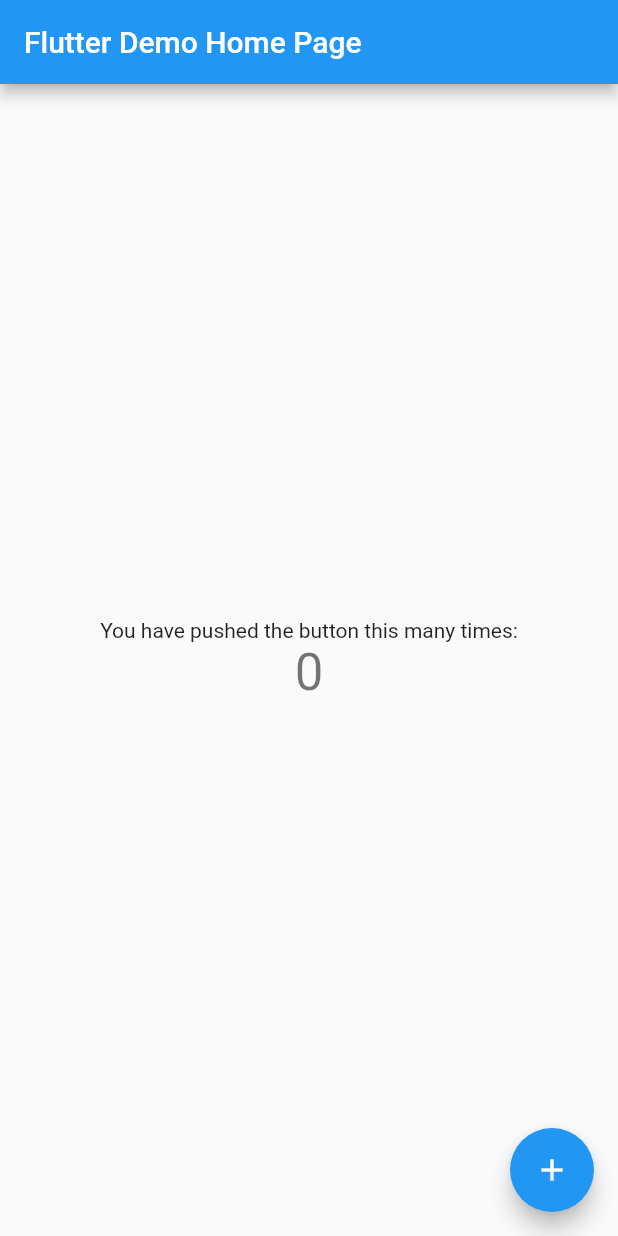
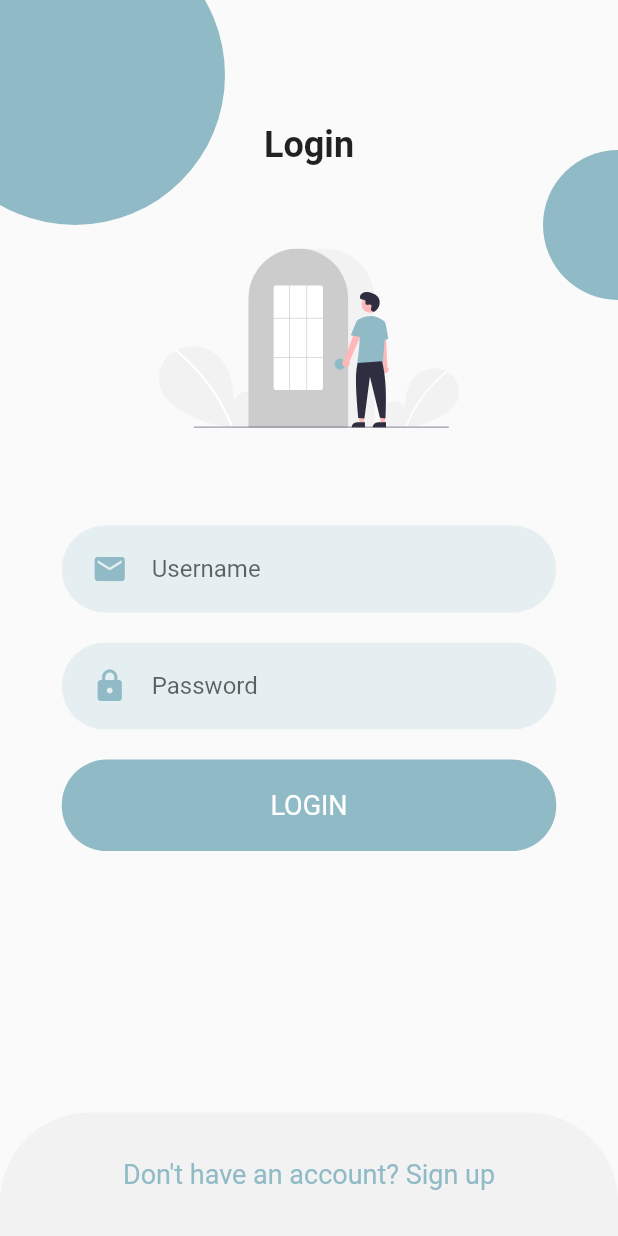
Before and after one commit to CalHacks8-0/renteasy, a Flutter app: the screen it shows after launch, on a phone screen of 412 x 824 dp. Run offline on Flutter 3.47's test engine with Material 2 defaults, Android fonts, the phone set to English and light mode, and no system bars; our stand-ins replace firebase_core, flutter_svg, google_fonts; accounts and stored records are empty.

Commit message:
login/register UI

```diff
--- /dev/null
+++ b/lib/constants.dart
@@ -0,0 +1,5 @@
+import 'package:flutter/material.dart';
+
+const kPrimaryColor = Color(0xFF90BBC6);
+const kBackgroundColor = Color(0XFFF2F2F2);
+const kSecondaryColor = Color(0xFFC2F1F4);
--- a/lib/main.dart
+++ b/lib/main.dart
@@ -1,115 +1,27 @@
 import 'package:flutter/material.dart';
+import 'package:firebase_core/firebase_core.dart';
+import 'package:google_fonts/google_fonts.dart';
+import 'package:renteasy/screens/login/login.dart';
 
-void main() {
-  runApp(const MyApp());
+import 'constants.dart';
+
+void main() async {
+  WidgetsFlutterBinding.ensureInitialized();
+  await Firebase.initializeApp();
+  runApp(MyApp());
 }
 
 class MyApp extends StatelessWidget {
-  const MyApp({Key? key}) : super(key: key);
-
   // This widget is the root of your application.
   @override
   Widget build(BuildContext context) {
     return MaterialApp(
-      title: 'Flutter Demo',
+      title: 'Flutter Animated Login',
+      debugShowCheckedModeBanner: false,
       theme: ThemeData(
-        // This is the theme of your application.
-        //
-        // Try running your application with "flutter run". You'll see the
-        // application has a blue toolbar. Then, without quitting the app, try
-        // changing the primarySwatch below to Colors.green and then invoke
-        // "hot reload" (press "r" in the console where you ran "flutter run",
-        // or simply save your changes to "hot reload" in a Flutter IDE).
-        // Notice that the counter didn't reset back to zero; the application
-        // is not restarted.
-        primarySwatch: Colors.blue,
-      ),
-      home: const MyHomePage(title: 'Flutter Demo Home Page'),
+          primaryColor: kPrimaryColor,
+          textTheme: GoogleFonts.robotoTextTheme(Theme.of(context).textTheme)),
+      home: Login(),
     );
   }
 }
-
-class MyHomePage extends StatefulWidget {
-  const MyHomePage({Key? key, required this.title}) : super(key: key);
-
-  // This widget is the home page of your application. It is stateful, meaning
-  // that it has a State object (defined below) that contains fields that affect
-  // how it looks.
-
-  // This class is the configuration for the state. It holds the values (in this
-  // case the title) provided by the parent (in this case the App widget) and
-  // used by the build method of the State. Fields in a Widget subclass are
-  // always marked "final".
-
-  final String title;
-
-  @override
-  State<MyHomePage> createState() => _MyHomePageState();
-}
-
-class _MyHomePageState extends State<MyHomePage> {
-  int _counter = 0;
-
-  void _incrementCounter() {
-    setState(() {
-      // This call to setState tells the Flutter framework that something has
-      // changed in this State, which causes it to rerun the build method below
-      // so that the display can reflect the updated values. If we changed
-      // _counter without calling setState(), then the build method would not be
-      // called again, and so nothing would appear to happen.
-      _counter++;
-    });
-  }
-
-  @override
-  Widget build(BuildContext context) {
-    // This method is rerun every time setState is called, for instance as done
-    // by the _incrementCounter method above.
-    //
-    // The Flutter framework has been optimized to make rerunning build methods
-    // fast, so that you can just rebuild anything that needs updating rather
-    // than having to individually change instances of widgets.
-    return Scaffold(
-      appBar: AppBar(
-        // Here we take the value from the MyHomePage object that was created by
-        // the App.build method, and use it to set our appbar title.
-        title: Text(widget.title),
-      ),
-      body: Center(
-        // Center is a layout widget. It takes a single child and positions it
-        // in the middle of the parent.
-        child: Column(
-          // Column is also a layout widget. It takes a list of children and
-          // arranges them vertically. By default, it sizes itself to fit its
-          // children horizontally, and tries to be as tall as its parent.
-          //
-          // Invoke "debug painting" (press "p" in the console, choose the
-          // "Toggle Debug Paint" action from the Flutter Inspector in Android
-          // Studio, or the "Toggle Debug Paint" command in Visual Studio Code)
-          // to see the wireframe for each widget.
-          //
-          // Column has various properties to control how it sizes itself and
-          // how it positions its children. Here we use mainAxisAlignment to
-          // center the children vertically; the main axis here is the vertical
-          // axis because Columns are vertical (the cross axis would be
-          // horizontal).
-          mainAxisAlignment: MainAxisAlignment.center,
-          children: <Widget>[
-            const Text(
-              'You have pushed the button this many times:',
-            ),
-            Text(
-              '$_counter',
-              style: Theme.of(context).textTheme.headline4,
-            ),
-          ],
-        ),
-      ),
-      floatingActionButton: FloatingActionButton(
-        onPressed: _incrementCounter,
-        tooltip: 'Increment',
-        child: const Icon(Icons.add),
-      ), // This trailing comma makes auto-formatting nicer for build methods.
-    );
-  }
-}
--- /dev/null
+++ b/lib/screens/home.dart
@@ -0,0 +1,17 @@
+import 'package:flutter/material.dart';
+
+class Home extends StatefulWidget {
+  @override
+  _HomeState createState() => _HomeState();
+}
+
+class _HomeState extends State<Home> {
+  @override
+  Widget build(BuildContext context) {
+    return Scaffold(
+      appBar: AppBar(
+        title: const Text("Welcome to home page"),
+      ),
+    );
+  }
+}
--- /dev/null
+++ b/lib/screens/login/components/cancel_btn.dart
@@ -0,0 +1,40 @@
+import 'package:flutter/material.dart';
+import 'package:renteasy/constants.dart';
+
+class CancelBtn extends StatelessWidget {
+  const CancelBtn(
+      {Key? key,
+      required this.isLogin,
+      required this.animationDuration,
+      required this.size,
+      required this.animationController,
+      required this.tapEvent})
+      : super(key: key);
+
+  final bool isLogin;
+  final Duration animationDuration;
+  final Size size;
+  final AnimationController animationController;
+  final GestureTapCallback tapEvent;
+
+  @override
+  Widget build(BuildContext context) {
+    return AnimatedOpacity(
+      opacity: isLogin ? 0.0 : 1.0,
+      duration: animationDuration,
+      child: Align(
+        alignment: Alignment.topCenter,
+        child: Container(
+          width: size.width,
+          height: size.height * 0.1,
+          alignment: Alignment.bottomCenter,
+          child: IconButton(
+            icon: const Icon(Icons.close),
+            onPressed: tapEvent,
+            color: kPrimaryColor,
+          ),
+        ),
+      ),
+    );
+  }
+}
--- /dev/null
+++ b/lib/screens/login/components/login_form.dart
@@ -0,0 +1,61 @@
+import 'package:flutter/material.dart';
+
+import 'package:flutter_svg/flutter_svg.dart';
+import 'package:renteasy/widgets/rounded_button.dart';
+import 'package:renteasy/widgets/rounded_input.dart';
+import 'package:renteasy/widgets/rounded_password_input.dart';
+
+class LoginForm extends StatelessWidget {
+  const LoginForm({
+    Key? key,
+    required this.isLogin,
+    required this.animationDuration,
+    required this.size,
+    required this.defaultLoginSize,
+  }) : super(key: key);
+
+  final bool isLogin;
+  final Duration animationDuration;
+  final Size size;
+  final double defaultLoginSize;
+
+  @override
+  Widget build(BuildContext context) {
+    return AnimatedOpacity(
+      opacity: isLogin ? 1.0 : 0.0,
+      duration: animationDuration * 4,
+      child: Align(
+        alignment: Alignment.center,
+        child: Container(
+          width: size.width,
+          height: defaultLoginSize,
+          child: SingleChildScrollView(
+            child: Column(
+              crossAxisAlignment: CrossAxisAlignment.center,
+              mainAxisAlignment: MainAxisAlignment.center,
+              children: [
+                const Text(
+                  'Login',
+                  style: TextStyle(fontWeight: FontWeight.bold, fontSize: 24),
+                ),
+                Container(
+                  margin: const EdgeInsets.all(15),
+                  child: SvgPicture.asset(
+                    'assets/images/login.svg',
+                    width: 200,
+                    height: 200,
+                  ),
+                ),
+                const RoundedInput(icon: Icons.mail, hint: 'Username'),
+                const RoundedPasswordInput(hint: 'Password'),
+                const SizedBox(height: 10),
+                const RoundedButton(title: 'LOGIN'),
+                const SizedBox(height: 10),
+              ],
+            ),
+          ),
+        ),
+      ),
+    );
+  }
+}
--- /dev/null
+++ b/lib/screens/login/components/register_form.dart
@@ -0,0 +1,66 @@
+import 'package:flutter/material.dart';
+
+// ignore: import_of_legacy_library_into_null_safe
+import 'package:flutter_svg/flutter_svg.dart';
+import 'package:renteasy/widgets/rounded_button.dart';
+import 'package:renteasy/widgets/rounded_input.dart';
+import 'package:renteasy/widgets/rounded_password_input.dart';
+
+class RegisterForm extends StatelessWidget {
+  const RegisterForm({
+    Key? key,
+    required this.isLogin,
+    required this.animationDuration,
+    required this.size,
+    required this.defaultLoginSize,
+  }) : super(key: key);
+
+  final bool isLogin;
+  final Duration animationDuration;
+  final Size size;
+  final double defaultLoginSize;
+
+  @override
+  Widget build(BuildContext context) {
+    return AnimatedOpacity(
+      opacity: isLogin ? 0.0 : 1.0,
+      duration: animationDuration * 5,
+      child: Visibility(
+        visible: !isLogin,
+        child: Align(
+          alignment: Alignment.bottomCenter,
+          child: SizedBox(
+            width: size.width,
+            height: defaultLoginSize,
+            child: SingleChildScrollView(
+              child: Column(
+                crossAxisAlignment: CrossAxisAlignment.center,
+                mainAxisAlignment: MainAxisAlignment.center,
+                children: [
+                  const SizedBox(height: 10),
+                  const Text(
+                    'Regtister',
+                    style: TextStyle(fontWeight: FontWeight.bold, fontSize: 24),
+                  ),
+                  Container(
+                      margin: const EdgeInsets.all(15),
+                      child: SvgPicture.asset(
+                        'assets/images/register.svg',
+                        width: 200,
+                        height: 200,
+                      )),
+                  const RoundedInput(icon: Icons.mail, hint: 'Username'),
+                  const RoundedInput(icon: Icons.face_rounded, hint: 'Name'),
+                  const RoundedPasswordInput(hint: 'Password'),
+                  const SizedBox(height: 10),
+                  const RoundedButton(title: 'SIGN UP'),
+                  const SizedBox(height: 10),
+                ],
+              ),
+            ),
+          ),
+        ),
+      ),
+    );
+  }
+}
--- /dev/null
+++ b/lib/screens/login/login.dart
@@ -0,0 +1,158 @@
+import 'package:flutter/material.dart';
+// ignore: import_of_legacy_library_into_null_safe
+import 'package:renteasy/screens/login/components/login_form.dart';
+import 'package:renteasy/screens/login/components/register_form.dart';
+import 'package:flutter/services.dart';
+
+import '../../constants.dart';
+import 'components/cancel_btn.dart';
+
+class Login extends StatefulWidget {
+  @override
+  _LoginState createState() => _LoginState();
+}
+
+class _LoginState extends State<Login> with SingleTickerProviderStateMixin {
+  bool isLogin = true;
+  late Animation<double> containerSize;
+  late AnimationController animationController;
+  Duration animationDuration = const Duration(milliseconds: 270);
+
+  @override
+  void initState() {
+    super.initState();
+    SystemChrome.setEnabledSystemUIOverlays([]);
+
+    animationController =
+        AnimationController(vsync: this, duration: animationDuration);
+  }
+
+  @override
+  void dispose() {
+    animationController.dispose();
+    super.dispose();
+  }
+
+  @override
+  Widget build(BuildContext context) {
+    Size size = MediaQuery.of(context).size;
+
+    double viewInset = MediaQuery.of(context).viewInsets.bottom;
+    double defaultLoginSize = size.height - (size.height * 0.2);
+    double defaultRegisterSize = size.height - (size.height * 0.1);
+
+    containerSize = Tween<double>(
+            begin: size.height * 0.1, end: defaultRegisterSize)
+        .animate(
+            CurvedAnimation(parent: animationController, curve: Curves.linear));
+
+    return Scaffold(
+      body: Stack(
+        children: [
+          // Lets add some decorations
+          Positioned(
+              top: 100,
+              right: -50,
+              child: Container(
+                width: 100,
+                height: 100,
+                decoration: BoxDecoration(
+                    borderRadius: BorderRadius.circular(50),
+                    color: kPrimaryColor),
+              )),
+
+          Positioned(
+              top: -50,
+              left: -50,
+              child: Container(
+                width: 200,
+                height: 200,
+                decoration: BoxDecoration(
+                    borderRadius: BorderRadius.circular(100),
+                    color: kPrimaryColor),
+              )),
+
+          // Cancel Button
+          CancelBtn(
+            isLogin: isLogin,
+            animationDuration: animationDuration,
+            size: size,
+            animationController: animationController,
+            tapEvent: isLogin
+                ? () {}
+                : () {
+                    // returning null to disable the button
+                    animationController.reverse();
+                    setState(() {
+                      isLogin = !isLogin;
+                    });
+                  },
+          ),
+
+          // Login Form
+          LoginForm(
+              isLogin: isLogin,
+              animationDuration: animationDuration,
+              size: size,
+              defaultLoginSize: defaultLoginSize),
+
+          // Register Container
+          AnimatedBuilder(
+            animation: animationController,
+            builder: (context, child) {
+              if (viewInset == 0 && isLogin) {
+                return buildRegisterContainer();
+              } else if (!isLogin) {
+                return buildRegisterContainer();
+              }
+
+              // Returning empty container to hide the widget
+              return Container();
+            },
+          ),
+
+          // Register Form
+          RegisterForm(
+              isLogin: isLogin,
+              animationDuration: animationDuration,
+              size: size,
+              defaultLoginSize: defaultRegisterSize),
+        ],
+      ),
+    );
+  }
+
+  Widget buildRegisterContainer() {
+    return Align(
+      alignment: Alignment.bottomCenter,
+      child: Container(
+        width: double.infinity,
+        height: containerSize.value,
+        decoration: const BoxDecoration(
+            borderRadius: BorderRadius.only(
+              topLeft: Radius.circular(60),
+              topRight: Radius.circular(60),
+            ),
+            color: kBackgroundColor),
+        alignment: Alignment.center,
+        child: GestureDetector(
+          onTap: !isLogin
+              ? null
+              : () {
+                  animationController.forward();
+
+                  setState(() {
+                    isLogin = !isLogin;
+                  });
+                },
+          child: isLogin
+              ? const Text(
+                  "Don't have an account? Sign up",
+                  style: TextStyle(color: kPrimaryColor, fontSize: 18),
+                )
+              : null,
+        ),
+      ),
+    );
+  }
+}
--- /dev/null
+++ b/lib/widgets/input_container.dart
@@ -0,0 +1,25 @@
+import 'package:flutter/material.dart';
+import 'package:renteasy/constants.dart';
+
+class InputContainer extends StatelessWidget {
+  const InputContainer({
+    Key? key,
+    required this.child,
+  }) : super(key: key);
+
+  final Widget child;
+
+  @override
+  Widget build(BuildContext context) {
+    Size size = MediaQuery.of(context).size;
+
+    return Container(
+        margin: const EdgeInsets.symmetric(vertical: 10),
+        padding: const EdgeInsets.symmetric(horizontal: 20, vertical: 5),
+        width: size.width * 0.8,
+        decoration: BoxDecoration(
+            borderRadius: BorderRadius.circular(30),
+            color: kPrimaryColor.withAlpha(50)),
+        child: child);
+  }
+}
--- /dev/null
+++ b/lib/widgets/rounded_button.dart
@@ -0,0 +1,34 @@
+import 'package:flutter/material.dart';
+import 'package:renteasy/constants.dart';
+
+class RoundedButton extends StatelessWidget {
+  const RoundedButton({
+    Key? key,
+    required this.title,
+  }) : super(key: key);
+
+  final String title;
+
+  @override
+  Widget build(BuildContext context) {
+    Size size = MediaQuery.of(context).size;
+
+    return InkWell(
+      onTap: () {},
+      borderRadius: BorderRadius.circular(30),
+      child: Container(
+        width: size.width * 0.8,
+        decoration: BoxDecoration(
+          borderRadius: BorderRadius.circular(30),
+          color: kPrimaryColor,
+        ),
+        padding: const EdgeInsets.symmetric(vertical: 20),
+        alignment: Alignment.center,
+        child: Text(
+          title,
+          style: const TextStyle(color: Colors.white, fontSize: 18),
+        ),
+      ),
+    );
+  }
+}
--- /dev/null
+++ b/lib/widgets/rounded_input.dart
@@ -0,0 +1,24 @@
+import 'package:flutter/material.dart';
+import 'package:renteasy/widgets/input_container.dart';
+
+import '../constants.dart';
+
+class RoundedInput extends StatelessWidget {
+  const RoundedInput({Key? key, required this.icon, required this.hint})
+      : super(key: key);
+
+  final IconData icon;
+  final String hint;
+
+  @override
+  Widget build(BuildContext context) {
+    return InputContainer(
+        child: TextField(
+      cursorColor: kPrimaryColor,
+      decoration: InputDecoration(
+          icon: Icon(icon, color: kPrimaryColor),
+          hintText: hint,
+          border: InputBorder.none),
+    ));
+  }
+}
--- /dev/null
+++ b/lib/widgets/rounded_password_input.dart
@@ -0,0 +1,23 @@
+import 'package:flutter/material.dart';
+import 'package:renteasy/widgets/input_container.dart';
+
+import '../constants.dart';
+
+class RoundedPasswordInput extends StatelessWidget {
+  const RoundedPasswordInput({Key? key, required this.hint}) : super(key: key);
+
+  final String hint;
+
+  @override
+  Widget build(BuildContext context) {
+    return InputContainer(
+        child: TextField(
+      cursorColor: kPrimaryColor,
+      obscureText: true,
+      decoration: InputDecoration(
+          icon: const Icon(Icons.lock, color: kPrimaryColor),
+          hintText: hint,
+          border: InputBorder.none),
+    ));
+  }
+}
```
Also changed, not shown: pubspec.yaml (+16 -1 lines), assets/fonts/CircularAir-Light.ttf (added), assets/fonts/CircularStd-Bold.ttf (added), assets/fonts/CircularStd-Medium.ttf (added), assets/images/login.svg (added), assets/images/register.svg (added), pubspec.lock, 1 other file.
